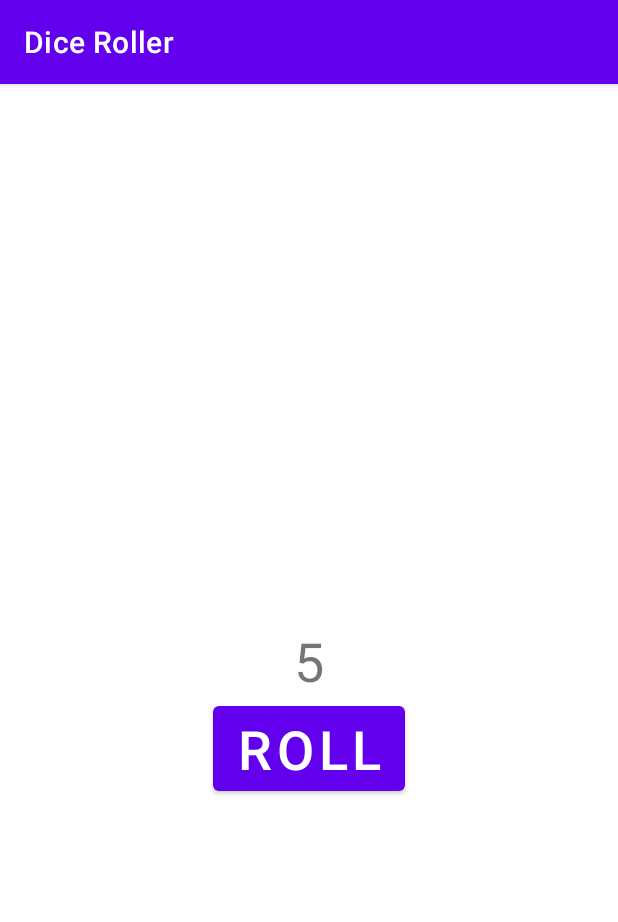
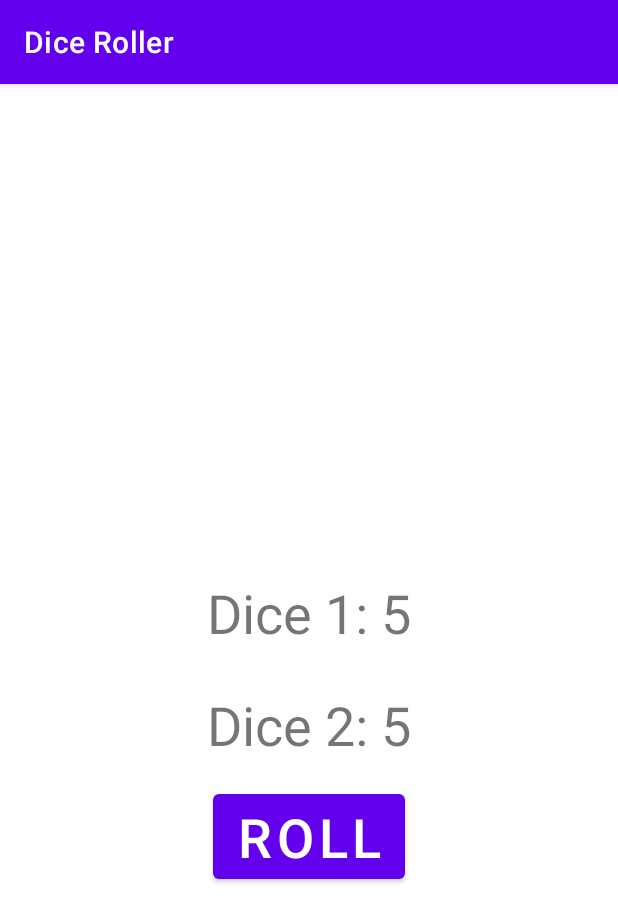
Before and after one commit to MonteiroFelicianoJoao/Roller_Dice_App, an Android app: the screen it shows after launch (MainActivity), after a tap on "ROLL", on a phone screen of 412 x 824 dp. Shown: the top 922 px of the screen. Run offline under Robolectric (Android 15) with nearby library versions, the phone set to English and light mode, and no system bars.

Commit message:
Adding a second dice.

```diff
--- a/app/src/main/java/com/example/diceroller/MainActivity.kt
+++ b/app/src/main/java/com/example/diceroller/MainActivity.kt
@@ -4,8 +4,8 @@ import androidx.appcompat.app.AppCompatActivity
 import android.os.Bundle
 import android.widget.Button
 import android.widget.TextView
-import android.widget.Toast
-import java.lang.Math.random
+import com.example.diceroller.R.string.*
+
 
 class MainActivity : AppCompatActivity() {
     override fun onCreate(savedInstanceState: Bundle?) {
@@ -20,12 +20,16 @@ class MainActivity : AppCompatActivity() {
         val dice = Dice(6)
         val diceRoll = dice.roll()
         val resultTextView: TextView = findViewById(R.id.textView)
-        resultTextView.text = diceRoll.toString()
+        (getString(dice1_text) + " " + diceRoll.toString()).also { resultTextView.text = it }
+
+        val dice1 = Dice(6)
+        val diceRoll1 = dice1.roll()
+        val resultTextView2: TextView = findViewById(R.id.textView2)
+        (getString(dice2_text) + " " + diceRoll1.toString()).also { resultTextView2.text = it }
     }
 }
 
 class Dice (private val numSides: Int) {
-
     fun roll(): Int {
         return (1..numSides).random()
     }
--- a/app/src/main/res/layout/activity_main.xml
+++ b/app/src/main/res/layout/activity_main.xml
@@ -10,21 +10,36 @@
         android:id="@+id/textView"
         android:layout_width="wrap_content"
         android:layout_height="wrap_content"
+        android:layout_marginBottom="16dp"
         android:textSize="36sp"
-        app:layout_constraintBottom_toBottomOf="parent"
-        app:layout_constraintLeft_toLeftOf="parent"
-        app:layout_constraintRight_toRightOf="parent"
+        app:layout_constraintBottom_toTopOf="@+id/textView2"
+        app:layout_constraintEnd_toEndOf="parent"
+        app:layout_constraintHorizontal_bias="0.501"
+        app:layout_constraintStart_toStartOf="parent"
         app:layout_constraintTop_toTopOf="parent"
+        app:layout_constraintVertical_bias="0.97"
+        tools:text="1" />
+
+    <TextView
+        android:id="@+id/textView2"
+        android:layout_width="wrap_content"
+        android:layout_height="wrap_content"
+        android:layout_marginBottom="16dp"
+        android:textSize="36sp"
+        app:layout_constraintBottom_toTopOf="@+id/button"
+        app:layout_constraintEnd_toEndOf="parent"
+        app:layout_constraintStart_toStartOf="parent"
         tools:text="1" />
 
     <Button
         android:id="@+id/button"
         android:layout_width="wrap_content"
         android:layout_height="wrap_content"
+        android:layout_marginBottom="232dp"
         android:text="@string/roll"
         android:textSize="36sp"
+        app:layout_constraintBottom_toBottomOf="parent"
         app:layout_constraintEnd_toEndOf="parent"
-        app:layout_constraintStart_toStartOf="parent"
-        app:layout_constraintTop_toBottomOf="@+id/textView" />
+        app:layout_constraintStart_toStartOf="parent" />
 
 </androidx.constraintlayout.widget.ConstraintLayout>
--- a/app/src/main/res/values/strings.xml
+++ b/app/src/main/res/values/strings.xml
@@ -1,4 +1,6 @@
 <resources>
     <string name="app_name">Dice Roller</string>
     <string name="roll">ROLL</string>
+    <string name="dice1_text">Dice 1:</string>
+    <string name="dice2_text">Dice 2:</string>
 </resources>
```
